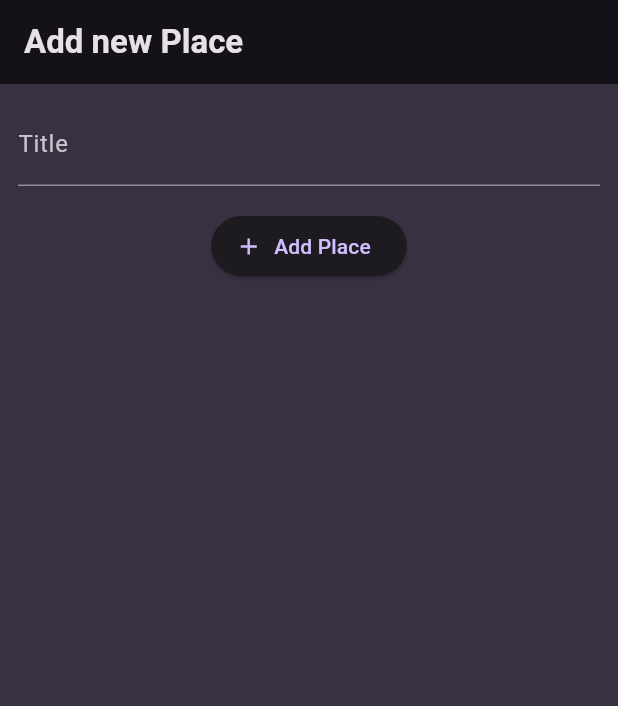
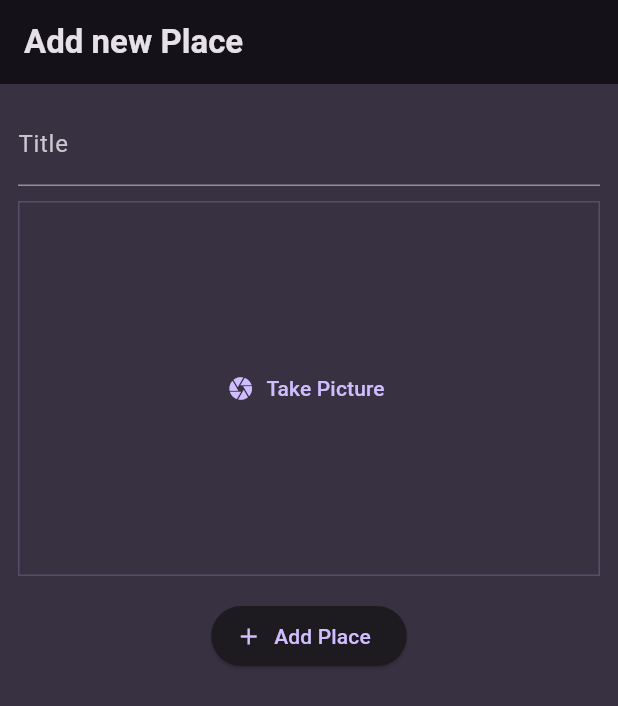
Before and after one commit to AmrShams9/Flutter_Projects, a Flutter app: the screen it shows after launch, after a tap on "Add Place", on a phone screen of 412 x 824 dp. Shown: the top 706 px of the screen. Run offline on Flutter 3.47's test engine with Material 3 defaults, Android fonts, the phone set to English and light mode, and no system bars; our stand-ins replace flutter_riverpod, google_fonts, image_picker.

Commit message:
finish image picker

```diff
--- a/favorite_places_app/lib/main.dart
+++ b/favorite_places_app/lib/main.dart
@@ -1,8 +1,7 @@
+import 'package:favorite_places_app/screens/add_place.dart';
 import 'package:flutter/material.dart';
 import 'package:flutter_riverpod/flutter_riverpod.dart';
 import 'package:google_fonts/google_fonts.dart';
-
-import 'package:favorite_places_app/screens/places.dart';
 
 final colorScheme = ColorScheme.fromSeed(
   brightness: Brightness.dark,
--- a/favorite_places_app/lib/models/place.dart
+++ b/favorite_places_app/lib/models/place.dart
@@ -1,10 +1,13 @@
+import 'dart:io';
+
 import 'package:uuid/uuid.dart';
 
 const uuid = Uuid();
 
 class Place {
-  Place({required this.title}) : id = uuid.v4();
+  Place({required this.title, required this.image}) : id = uuid.v4();
 
   final String id;
   final String title;
+  final File image;
 }
--- a/favorite_places_app/lib/providers/user_places.dart
+++ b/favorite_places_app/lib/providers/user_places.dart
@@ -1,3 +1,5 @@
+import 'dart:io';
+
 import 'package:flutter_riverpod/flutter_riverpod.dart';
 
 import 'package:favorite_places_app/models/place.dart';
@@ -5,8 +7,8 @@ import 'package:favorite_places_app/models/place.dart';
 class UserPlacesNotifier extends StateNotifier<List<Place>> {
   UserPlacesNotifier() : super(const []);
 
-  void addPlace(String title) {
-    final newPlace = Place(title: title);
+  void addPlace(String title, File image) {
+    final newPlace = Place(title: title, image: image);
     state = [newPlace, ...state];
   }
 }
--- a/favorite_places_app/lib/screens/add_place.dart
+++ b/favorite_places_app/lib/screens/add_place.dart
@@ -1,3 +1,5 @@
+import 'dart:io';
+
 import 'package:favorite_places_app/widgets/image_input.dart';
 import 'package:flutter/material.dart';
 import 'package:flutter_riverpod/flutter_riverpod.dart';
@@ -14,6 +16,7 @@ class AddPlaceScreen extends ConsumerStatefulWidget {
 }
 
 class _AddPlaceScreenState extends ConsumerState<AddPlaceScreen> {
+  File? _selectedImage;
   final _titleController = TextEditingController();
 
   void _savePlace() {
@@ -23,7 +26,9 @@ class _AddPlaceScreenState extends ConsumerState<AddPlaceScreen> {
       return;
     }
 
-    ref.read(userPlacesProvider.notifier).addPlace(enteredTitle);
+    ref
+        .read(userPlacesProvider.notifier)
+        .addPlace(enteredTitle, _selectedImage!);
 
     Navigator.of(context).pop();
   }
@@ -54,7 +59,11 @@ class _AddPlaceScreenState extends ConsumerState<AddPlaceScreen> {
             const SizedBox(
               height: 10,
             ),
-            ImageInput(),
+            ImageInput(
+              onPickImage: (image) {
+                _selectedImage = image;
+              },
+            ),
             const SizedBox(height: 16),
             ElevatedButton.icon(
               onPressed: _savePlace,
--- a/favorite_places_app/lib/screens/places.dart
+++ b/favorite_places_app/lib/screens/places.dart
@@ -1,62 +1,37 @@
+import 'package:favorite_places_app/screens/add_place.dart';
+import 'package:favorite_places_app/widgets/places_list.dart';
 import 'package:flutter/material.dart';
 import 'package:flutter_riverpod/flutter_riverpod.dart';
 
 import 'package:favorite_places_app/providers/user_places.dart';
 
-class AddPlaceScreen extends ConsumerStatefulWidget {
-  const AddPlaceScreen({super.key});
+class PlacesScreen extends ConsumerWidget {
+  const PlacesScreen({super.key});
 
   @override
-  ConsumerState<AddPlaceScreen> createState() {
-    return _AddPlaceScreenState();
-  }
-}
+  Widget build(BuildContext context, WidgetRef ref) {
+    final userPlaces = ref.watch(userPlacesProvider);
 
-class _AddPlaceScreenState extends ConsumerState<AddPlaceScreen> {
-  final _titleController = TextEditingController();
-
-  void _savePlace() {
-    final enteredTitle = _titleController.text;
-
-    if (enteredTitle.isEmpty) {
-      return;
-    }
-
-    ref.read(userPlacesProvider.notifier).addPlace(enteredTitle);
-
-    Navigator.of(context).pop();
-  }
-
-  @override
-  void dispose() {
-    _titleController.dispose();
-    super.dispose();
-  }
-
-  @override
-  Widget build(BuildContext context) {
     return Scaffold(
       appBar: AppBar(
-        title: const Text('Add new Place'),
+        title: const Text('Your Places'),
+        actions: [
+          IconButton(
+            icon: const Icon(Icons.add),
+            onPressed: () {
+              Navigator.of(context).push(
+                MaterialPageRoute(
+                  builder: (ctx) => const AddPlaceScreen(),
+                ),
+              );
+            },
+          ),
+        ],
       ),
-      body: SingleChildScrollView(
-        padding: const EdgeInsets.all(12),
-        child: Column(
-          children: [
-            TextField(
-              decoration: const InputDecoration(labelText: 'Title'),
-              controller: _titleController,
-              style: TextStyle(
-                color: Theme.of(context).colorScheme.onBackground,
-              ),
-            ),
-            const SizedBox(height: 16),
-            ElevatedButton.icon(
-              onPressed: _savePlace,
-              icon: const Icon(Icons.add),
-              label: const Text('Add Place'),
-            ),
-          ],
+      body: Padding(
+        padding: const EdgeInsets.all(8.0),
+        child: PlacesList(
+          places: userPlaces,
         ),
       ),
     );
--- a/favorite_places_app/lib/widgets/image_input.dart
+++ b/favorite_places_app/lib/widgets/image_input.dart
@@ -1,29 +1,69 @@
+import 'dart:io';
+
 import 'package:flutter/material.dart';
+import 'package:image_picker/image_picker.dart';
 
 class ImageInput extends StatefulWidget {
-  const ImageInput({super.key});
+  const ImageInput({super.key, required this.onPickImage});
+
+  final void Function(File image) onPickImage;
+
   @override
-  State<StatefulWidget> createState() {
+  State<ImageInput> createState() {
     return _ImageInputState();
   }
 }
 
 class _ImageInputState extends State<ImageInput> {
-  void _takePicture() {}
+  File? _selectedImage;
+
+  void _takePicture() async {
+    final imagePicker = ImagePicker();
+    final pickedImage =
+        await imagePicker.pickImage(source: ImageSource.camera, maxWidth: 600);
+
+    if (pickedImage == null) {
+      return;
+    }
+
+    setState(() {
+      _selectedImage = File(pickedImage.path);
+    });
+
+    widget.onPickImage(_selectedImage!);
+  }
+
   @override
   Widget build(BuildContext context) {
+    Widget content = TextButton.icon(
+      icon: const Icon(Icons.camera),
+      label: const Text('Take Picture'),
+      onPressed: _takePicture,
+    );
+
+    if (_selectedImage != null) {
+      content = GestureDetector(
+        onTap: _takePicture,
+        child: Image.file(
+          _selectedImage!,
+          fit: BoxFit.cover,
+          width: double.infinity,
+          height: double.infinity,
+        ),
+      );
+    }
+
     return Container(
       decoration: BoxDecoration(
-          border: Border.all(
-              width: 1,
-              color: Theme.of(context).colorScheme.primary.withOpacity(0.2))),
+        border: Border.all(
+          width: 1,
+          color: Theme.of(context).colorScheme.primary.withOpacity(0.2),
+        ),
+      ),
       height: 250,
       width: double.infinity,
-      child: TextButton.icon(
-        icon: const Icon(Icons.camera),
-        label: Text("Take a picture"),
-        onPressed: () {},
-      ),
+      alignment: Alignment.center,
+      child: content,
     );
   }
 }
```
